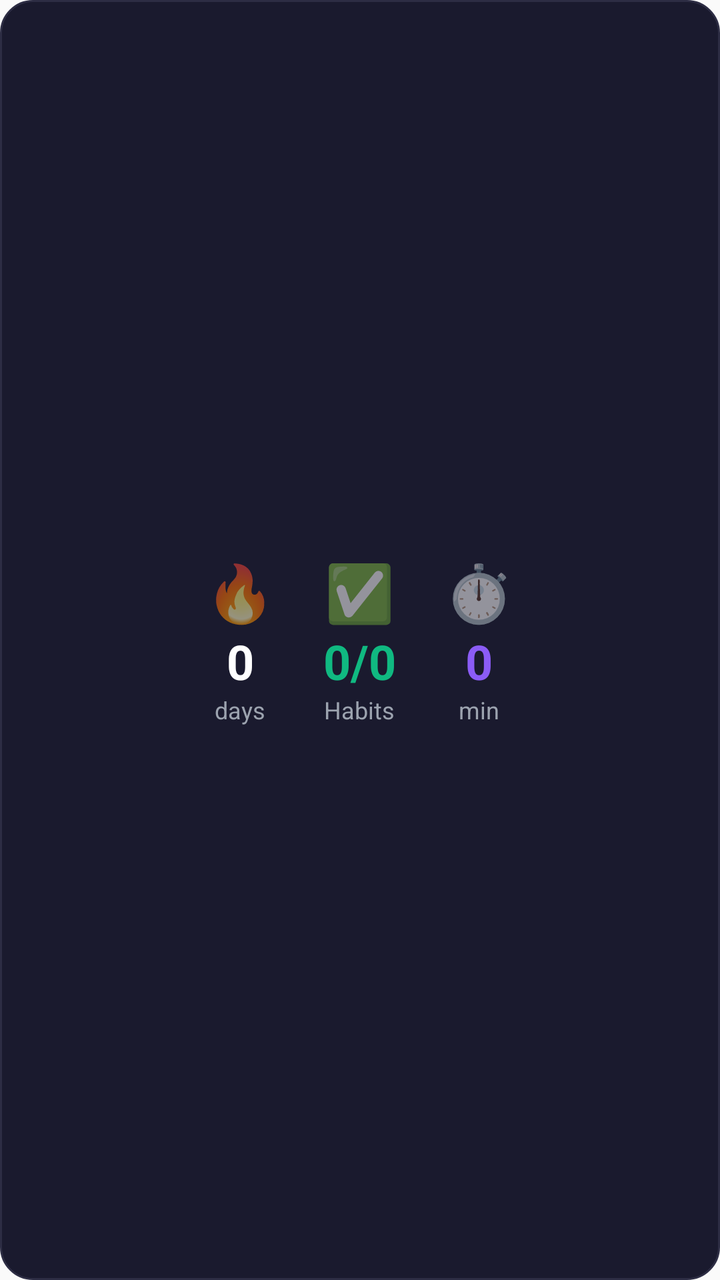
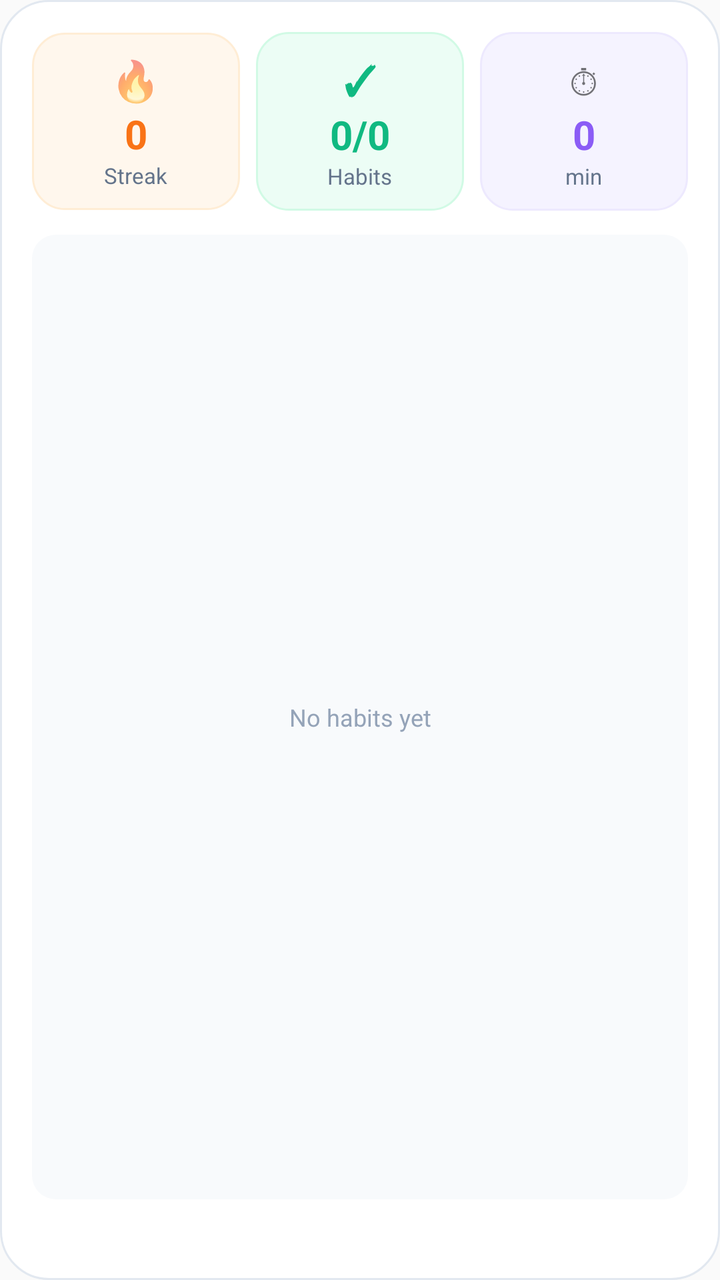

The first picture is an Android layout as it rendered before a commit; the second is the same layout after the commit. The layout source and the unified diff follow.
<!-- AndroidManifest.xml: application theme AppTheme -->
<!-- res/layout/widget_large.xml -->
<?xml version="1.0" encoding="utf-8"?>
<LinearLayout xmlns:android="http://schemas.android.com/apk/res/android"
    android:id="@+id/widget_container"
    android:layout_width="match_parent"
    android:layout_height="match_parent"
    android:background="@drawable/widget_background"
    android:orientation="vertical"
    android:gravity="center"
    android:padding="16dp">

    
    <LinearLayout
        android:layout_width="match_parent"
        android:layout_height="wrap_content"
        android:gravity="center"
        android:orientation="horizontal">

        
        <LinearLayout
            android:layout_width="wrap_content"
            android:layout_height="wrap_content"
            android:gravity="center"
            android:paddingStart="12dp"
            android:paddingEnd="12dp"
            android:orientation="vertical">

            <TextView
                android:id="@+id/streak_icon"
                android:layout_width="wrap_content"
                android:layout_height="wrap_content"
                android:text="🔥"
                android:textSize="28sp" />

            <TextView
                android:id="@+id/streak_count"
                android:layout_width="wrap_content"
                android:layout_height="wrap_content"
                android:text="0"
                android:textColor="#FFFFFF"
                android:textSize="24sp"
                android:textStyle="bold" />

            <TextView
                android:layout_width="wrap_content"
                android:layout_height="wrap_content"
                android:text="@string/widget_days"
                android:textColor="#9CA3AF"
                android:textSize="12sp" />
        </LinearLayout>

        
        <LinearLayout
            android:layout_width="wrap_content"
            android:layout_height="wrap_content"
            android:gravity="center"
            android:paddingStart="12dp"
            android:paddingEnd="12dp"
            android:orientation="vertical">

            <TextView
                android:layout_width="wrap_content"
                android:layout_height="wrap_content"
                android:text="✅"
                android:textSize="28sp" />

            <TextView
                android:id="@+id/habits_progress"
                android:layout_width="wrap_content"
                android:layout_height="wrap_content"
                android:text="0/0"
                android:textColor="#10B981"
                android:textSize="24sp"
                android:textStyle="bold" />

            <TextView
                android:layout_width="wrap_content"
                android:layout_height="wrap_content"
                android:text="@string/widget_habits_label"
                android:textColor="#9CA3AF"
                android:textSize="12sp" />
        </LinearLayout>

        
        <LinearLayout
            android:layout_width="wrap_content"
            android:layout_height="wrap_content"
            android:gravity="center"
            android:paddingStart="12dp"
            android:paddingEnd="12dp"
            android:orientation="vertical">

            <TextView
                android:layout_width="wrap_content"
                android:layout_height="wrap_content"
                android:text="⏱️"
                android:textSize="28sp" />

            <TextView
                android:id="@+id/focus_minutes"
                android:layout_width="wrap_content"
                android:layout_height="wrap_content"
                android:text="0"
                android:textColor="#8B5CF6"
                android:textSize="24sp"
                android:textStyle="bold" />

            <TextView
                android:layout_width="wrap_content"
                android:layout_height="wrap_content"
                android:text="@string/widget_min"
                android:textColor="#9CA3AF"
                android:textSize="12sp" />
        </LinearLayout>
    </LinearLayout>

    
    <LinearLayout
        android:id="@+id/badge_container"
        android:layout_width="wrap_content"
        android:layout_height="wrap_content"
        android:layout_marginTop="16dp"
        android:gravity="center"
        android:orientation="horizontal"
        android:visibility="gone">

        <TextView
            android:layout_width="wrap_content"
            android:layout_height="wrap_content"
            android:text="🏆"
            android:textSize="20sp" />

        <TextView
            android:id="@+id/last_badge"
            android:layout_width="wrap_content"
            android:layout_height="wrap_content"
            android:layout_marginStart="8dp"
            android:textColor="#F59E0B"
            android:textSize="14sp"
            android:textStyle="bold" />
    </LinearLayout>

</LinearLayout>
<!-- resources referenced by this layout -->
<resources>
  <!-- drawable widget_background (drawable) -->
  <?xml version="1.0" encoding="utf-8"?>
  <shape xmlns:android="http://schemas.android.com/apk/res/android"
      android:shape="rectangle">
      <corners android:radius="16dp" />
      <solid android:color="#1A1A2E" />
      <stroke
          android:width="1dp"
          android:color="#2D2D44" />
  </shape>
  <string name="widget_days">days</string>
  <string name="widget_habits_label">Habits</string>
  <string name="widget_min">min</string>
  <style name="AppTheme" parent="Theme.AppCompat.Light.DarkActionBar">
          
          <item name="colorPrimary">@color/colorPrimary</item>
          <item name="colorPrimaryDark">@color/colorPrimaryDark</item>
          <item name="colorAccent">@color/colorAccent</item>
      </style>
</resources>

<!-- the commit's change to res/layout/widget_large.xml (unified diff, before → after) -->
@@ -3,9 +3,8 @@
     android:id="@+id/widget_container"
     android:layout_width="match_parent"
     android:layout_height="match_parent"
-    android:background="@drawable/widget_background"
+    android:background="@drawable/widget_bg_premium"
     android:orientation="vertical"
-    android:gravity="center"
     android:padding="16dp">
 
     
@@ -17,126 +16,304 @@
 
         
         <LinearLayout
-            android:layout_width="wrap_content"
-            android:layout_height="wrap_content"
+            android:layout_width="0dp"
+            android:layout_height="wrap_content"
+            android:layout_weight="1"
+            android:layout_marginEnd="4dp"
+            android:background="@drawable/stat_card_streak"
             android:gravity="center"
-            android:paddingStart="12dp"
-            android:paddingEnd="12dp"
-            android:orientation="vertical">
+            android:orientation="vertical"
+            android:padding="10dp">
 
             <TextView
                 android:id="@+id/streak_icon"
                 android:layout_width="wrap_content"
                 android:layout_height="wrap_content"
                 android:text="🔥"
-                android:textSize="28sp" />
+                android:textSize="20sp" />
 
             <TextView
                 android:id="@+id/streak_count"
                 android:layout_width="wrap_content"
                 android:layout_height="wrap_content"
                 android:text="0"
-                android:textColor="#FFFFFF"
-                android:textSize="24sp"
+                android:textColor="@color/widget_streak"
+                android:textSize="20sp"
                 android:textStyle="bold" />
 
             <TextView
                 android:layout_width="wrap_content"
                 android:layout_height="wrap_content"
-                android:text="@string/widget_days"
-                android:textColor="#9CA3AF"
-                android:textSize="12sp" />
-        </LinearLayout>
-
-        
-        <LinearLayout
-            android:layout_width="wrap_content"
-            android:layout_height="wrap_content"
+                android:text="@string/widget_streak_label"
+                android:textColor="@color/widget_text_secondary"
+                android:textSize="11sp" />
+        </LinearLayout>
+
+        
+        <LinearLayout
+            android:layout_width="0dp"
+            android:layout_height="wrap_content"
+            android:layout_weight="1"
+            android:layout_marginStart="4dp"
+            android:layout_marginEnd="4dp"
+            android:background="@drawable/stat_card_habits"
             android:gravity="center"
-            android:paddingStart="12dp"
-            android:paddingEnd="12dp"
-            android:orientation="vertical">
-
-            <TextView
-                android:layout_width="wrap_content"
-                android:layout_height="wrap_content"
-                android:text="✅"
-                android:textSize="28sp" />
+            android:orientation="vertical"
+            android:padding="10dp">
+
+            <TextView
+                android:layout_width="wrap_content"
+                android:layout_height="wrap_content"
+                android:text="✓"
+                android:textColor="@color/widget_habits"
+                android:textSize="20sp"
+                android:textStyle="bold" />
 
             <TextView
                 android:id="@+id/habits_progress"
                 android:layout_width="wrap_content"
                 android:layout_height="wrap_content"
                 android:text="0/0"
-                android:textColor="#10B981"
-                android:textSize="24sp"
+                android:textColor="@color/widget_habits"
+                android:textSize="20sp"
                 android:textStyle="bold" />
 
             <TextView
                 android:layout_width="wrap_content"
                 android:layout_height="wrap_content"
                 android:text="@string/widget_habits_label"
-                android:textColor="#9CA3AF"
-                android:textSize="12sp" />
-        </LinearLayout>
-
-        
-        <LinearLayout
-            android:layout_width="wrap_content"
-            android:layout_height="wrap_content"
+                android:textColor="@color/widget_text_secondary"
+                android:textSize="11sp" />
+        </LinearLayout>
+
+        
+        <LinearLayout
+            android:layout_width="0dp"
+            android:layout_height="wrap_content"
+            android:layout_weight="1"
+            android:layout_marginStart="4dp"
+            android:background="@drawable/stat_card_focus"
             android:gravity="center"
-            android:paddingStart="12dp"
-            android:paddingEnd="12dp"
-            android:orientation="vertical">
-
-            <TextView
-                android:layout_width="wrap_content"
-                android:layout_height="wrap_content"
-                android:text="⏱️"
-                android:textSize="28sp" />
+            android:orientation="vertical"
+            android:padding="10dp">
+
+            <TextView
+                android:layout_width="wrap_content"
+                android:layout_height="wrap_content"
+                android:text="⏱"
+                android:textSize="20sp" />
 
             <TextView
                 android:id="@+id/focus_minutes"
                 android:layout_width="wrap_content"
                 android:layout_height="wrap_content"
                 android:text="0"
-                android:textColor="#8B5CF6"
-                android:textSize="24sp"
+                android:textColor="@color/widget_focus"
+                android:textSize="20sp"
                 android:textStyle="bold" />
 
             <TextView
                 android:layout_width="wrap_content"
                 android:layout_height="wrap_content"
                 android:text="@string/widget_min"
-                android:textColor="#9CA3AF"
-                android:textSize="12sp" />
-        </LinearLayout>
+                android:textColor="@color/widget_text_secondary"
+                android:textSize="11sp" />
+        </LinearLayout>
+    </LinearLayout>
+
+    
+    <LinearLayout
+        android:id="@+id/habits_list_container"
+        android:layout_width="match_parent"
+        android:layout_height="0dp"
+        android:layout_weight="1"
+        android:layout_marginTop="12dp"
+        android:background="@drawable/habit_item_bg"
+        android:orientation="vertical"
+        android:padding="12dp">
+
+        
+        <LinearLayout
+            android:id="@+id/habit_row_1"
+            android:layout_width="match_parent"
+            android:layout_height="wrap_content"
+            android:gravity="center_vertical"
+            android:orientation="horizontal"
+            android:paddingTop="4dp"
+            android:paddingBottom="4dp"
+            android:visibility="gone">
+
+            <TextView
+                android:id="@+id/habit_check_1"
+                android:layout_width="wrap_content"
+                android:layout_height="wrap_content"
+                android:text="○"
+                android:textColor="@color/widget_text_muted"
+                android:textSize="16sp" />
+
+            <TextView
+                android:id="@+id/habit_name_1"
+                android:layout_width="0dp"
+                android:layout_height="wrap_content"
+                android:layout_weight="1"
+                android:layout_marginStart="8dp"
+                android:ellipsize="end"
+                android:maxLines="1"
+                android:text=""
+                android:textColor="@color/widget_text_primary"
+                android:textSize="13sp" />
+        </LinearLayout>
+
+        
+        <LinearLayout
+            android:id="@+id/habit_row_2"
+            android:layout_width="match_parent"
+            android:layout_height="wrap_content"
+            android:gravity="center_vertical"
+            android:orientation="horizontal"
+            android:paddingTop="4dp"
+            android:paddingBottom="4dp"
+            android:visibility="gone">
+
+            <TextView
+                android:id="@+id/habit_check_2"
+                android:layout_width="wrap_content"
+                android:layout_height="wrap_content"
+                android:text="○"
+                android:textColor="@color/widget_text_muted"
+                android:textSize="16sp" />
+
+            <TextView
+                android:id="@+id/habit_name_2"
+                android:layout_width="0dp"
+                android:layout_height="wrap_content"
+                android:layout_weight="1"
+                android:layout_marginStart="8dp"
+                android:ellipsize="end"
+                android:maxLines="1"
+                android:text=""
+                android:textColor="@color/widget_text_primary"
+                android:textSize="13sp" />
+        </LinearLayout>
+
+        
+        <LinearLayout
+            android:id="@+id/habit_row_3"
+            android:layout_width="match_parent"
+            android:layout_height="wrap_content"
+            android:gravity="center_vertical"
+            android:orientation="horizontal"
+            android:paddingTop="4dp"
+            android:paddingBottom="4dp"
+            android:visibility="gone">
+
+            <TextView
+                android:id="@+id/habit_check_3"
+                android:layout_width="wrap_content"
+                android:layout_height="wrap_content"
+                android:text="○"
+                android:textColor="@color/widget_text_muted"
+                android:textSize="16sp" />
+
+            <TextView
+                android:id="@+id/habit_name_3"
+                android:layout_width="0dp"
+                android:layout_height="wrap_content"
+                android:layout_weight="1"
+                android:layout_marginStart="8dp"
+                android:ellipsize="end"
+                android:maxLines="1"
+                android:text=""
+                android:textColor="@color/widget_text_primary"
+                android:textSize="13sp" />
+        </LinearLayout>
+
+        
+        <LinearLayout
+            android:id="@+id/habit_row_4"
+            android:layout_width="match_parent"
+            android:layout_height="wrap_content"
+            android:gravity="center_vertical"
+            android:orientation="horizontal"
+            android:paddingTop="4dp"
+            android:paddingBottom="4dp"
+            android:visibility="gone">
+
+            <TextView
+                android:id="@+id/habit_check_4"
+                android:layout_width="wrap_content"
+                android:layout_height="wrap_content"
+                android:text="○"
+                android:textColor="@color/widget_text_muted"
+                android:textSize="16sp" />
+
+            <TextView
+                android:id="@+id/habit_name_4"
+                android:layout_width="0dp"
+                android:layout_height="wrap_content"
+                android:layout_weight="1"
+                android:layout_marginStart="8dp"
+                android:ellipsize="end"
+                android:maxLines="1"
+                android:text=""
+                android:textColor="@color/widget_text_primary"
+                android:textSize="13sp" />
+        </LinearLayout>
+
+        
+        <TextView
+            android:id="@+id/habits_empty_state"
+            android:layout_width="match_parent"
+            android:layout_height="match_parent"
+            android:gravity="center"
+            android:text="@string/widget_no_habits"
+            android:textColor="@color/widget_text_muted"
+            android:textSize="12sp"
+            android:visibility="visible" />
     </LinearLayout>
 
     
     <LinearLayout
         android:id="@+id/badge_container"
-        android:layout_width="wrap_content"
+        android:layout_width="match_parent"
         android:layout_height="wrap_content"
-        android:layout_marginTop="16dp"
+        android:layout_marginTop="12dp"
+        android:background="@drawable/stat_card_badge"
         android:gravity="center"
         android:orientation="horizontal"
+        android:padding="10dp"
         android:visibility="gone">
 
         <TextView
             android:layout_width="wrap_content"
             android:layout_height="wrap_content"
             android:text="🏆"
-            android:textSize="20sp" />
+            android:textSize="18sp" />
 
         <TextView
             android:id="@+id/last_badge"
-            android:layout_width="wrap_content"
-            android:layout_height="wrap_content"
+            android:layout_width="0dp"
+            android:layout_height="wrap_content"
+            android:layout_weight="1"
             android:layout_marginStart="8dp"
-            android:textColor="#F59E0B"
-            android:textSize="14sp"
+            android:ellipsize="end"
+            android:maxLines="1"
+            android:textColor="@color/widget_badge"
+            android:textSize="13sp"
             android:textStyle="bold" />
     </LinearLayout>
 
+    
+    <TextView
+        android:id="@+id/insight_message"
+        android:layout_width="match_parent"
+        android:layout_height="wrap_content"
+        android:layout_marginTop="8dp"
+        android:gravity="center"
+        android:text=""
+        android:textColor="@color/widget_insight_text"
+        android:textSize="12sp"
+        android:maxLines="1"
+        android:ellipsize="end" />
+
 </LinearLayout>
<!-- resource entries referenced after the edit -->
@@ -1,23 +1,90 @@
 <!-- resources referenced by this layout -->
 <resources>
-  <!-- drawable widget_background (drawable) -->
+  <color name="widget_badge">#F59E0B</color>
+  <color name="widget_focus">#8B5CF6</color>
+  <color name="widget_habits">#10B981</color>
+  <color name="widget_insight_text">#475569</color>
+  <color name="widget_streak">#F97316</color>
+  <color name="widget_text_muted">#94A3B8</color>
+  <color name="widget_text_primary">#0F172A</color>
+  <color name="widget_text_secondary">#64748B</color>
+  <!-- drawable habit_item_bg (drawable) -->
+  <?xml version="1.0" encoding="utf-8"?>
+  <shape xmlns:android="http://schemas.android.com/apk/res/android"
+      android:shape="rectangle">
+      <corners android:radius="12dp" />
+      <solid android:color="@color/widget_surface" />
+  </shape>
+  <!-- drawable stat_card_badge (drawable) -->
   <?xml version="1.0" encoding="utf-8"?>
   <shape xmlns:android="http://schemas.android.com/apk/res/android"
       android:shape="rectangle">
       <corners android:radius="16dp" />
-      <solid android:color="#1A1A2E" />
+      <solid android:color="@color/widget_badge_bg" />
       <stroke
           android:width="1dp"
-          android:color="#2D2D44" />
+          android:color="@color/widget_badge_border" />
   </shape>
-  <string name="widget_days">days</string>
+  <!-- drawable stat_card_focus (drawable) -->
+  <?xml version="1.0" encoding="utf-8"?>
+  <shape xmlns:android="http://schemas.android.com/apk/res/android"
+      android:shape="rectangle">
+      <corners android:radius="16dp" />
+      <solid android:color="@color/widget_focus_bg" />
+      <stroke
+          android:width="1dp"
+          android:color="@color/widget_focus_border" />
+  </shape>
+  <!-- drawable stat_card_habits (drawable) -->
+  <?xml version="1.0" encoding="utf-8"?>
+  <shape xmlns:android="http://schemas.android.com/apk/res/android"
+      android:shape="rectangle">
+      <corners android:radius="16dp" />
+      <solid android:color="@color/widget_habits_bg" />
+      <stroke
+          android:width="1dp"
+          android:color="@color/widget_habits_border" />
+  </shape>
+  <!-- drawable stat_card_streak (drawable) -->
+  <?xml version="1.0" encoding="utf-8"?>
+  <shape xmlns:android="http://schemas.android.com/apk/res/android"
+      android:shape="rectangle">
+      <corners android:radius="16dp" />
+      <solid android:color="@color/widget_streak_bg" />
+      <stroke
+          android:width="1dp"
+          android:color="@color/widget_streak_border" />
+  </shape>
+  <!-- drawable widget_bg_premium (drawable) -->
+  <?xml version="1.0" encoding="utf-8"?>
+  <shape xmlns:android="http://schemas.android.com/apk/res/android"
+      android:shape="rectangle">
+      <corners android:radius="24dp" />
+      <solid android:color="@color/widget_bg" />
+      <stroke
+          android:width="1dp"
+          android:color="@color/widget_border" />
+  </shape>
   <string name="widget_habits_label">Habits</string>
   <string name="widget_min">min</string>
+  <string name="widget_no_habits">No habits yet</string>
+  <string name="widget_streak_label">Streak</string>
   <style name="AppTheme" parent="Theme.AppCompat.Light.DarkActionBar">
           
           <item name="colorPrimary">@color/colorPrimary</item>
           <item name="colorPrimaryDark">@color/colorPrimaryDark</item>
           <item name="colorAccent">@color/colorAccent</item>
       </style>
+  <color name="widget_surface">#F8FAFC</color>
+  <color name="widget_badge_bg">#FFFBEB</color>
+  <color name="widget_badge_border">#FEF3C7</color>
+  <color name="widget_focus_bg">#F5F3FF</color>
+  <color name="widget_focus_border">#EDE9FE</color>
+  <color name="widget_habits_bg">#ECFDF5</color>
+  <color name="widget_habits_border">#D1FAE5</color>
+  <color name="widget_streak_bg">#FFF7ED</color>
+  <color name="widget_streak_border">#FFEDD5</color>
+  <color name="widget_bg">#FFFFFF</color>
+  <color name="widget_border">#E2E8F0</color>
 </resources>
 
